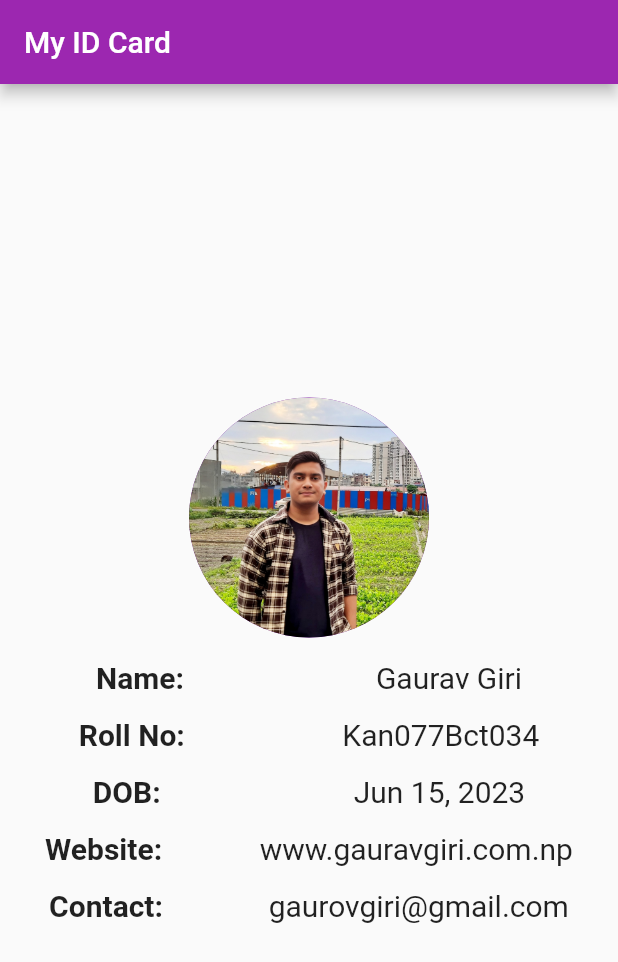
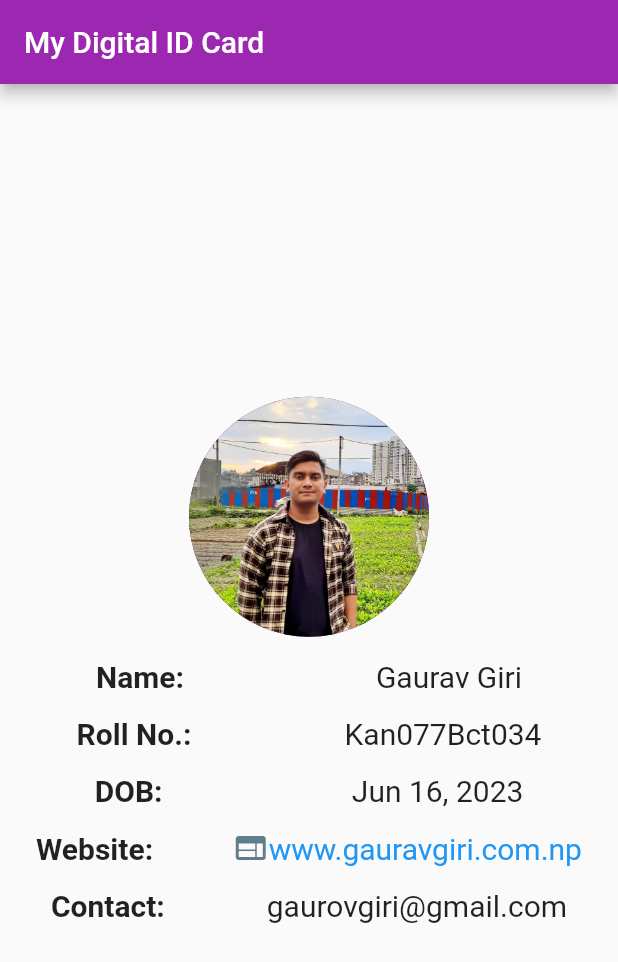
Before and after one commit to gaurovgiri/my-digital-id, a Flutter app: the screen it shows after launch, after a tap on "www.gauravgiri.com.np", on a phone screen of 412 x 824 dp. Shown: the top 962 px of the screen. Run offline on Flutter 3.47's test engine with Material 2 defaults, Android fonts, the phone set to English and light mode, and no system bars.

Commit message:
Refractor Code: Create new files to store constants

```diff
--- a/lib/card_design.dart
+++ b/lib/card_design.dart
@@ -1,5 +1,8 @@
+import 'package:digital_card/core/constants/app_images.dart';
 import 'package:flutter/material.dart';
 import 'package:url_launcher/url_launcher.dart';
+import 'core/constants/app_styles.dart';
+import 'core/constants/strings.dart';
 
 class CardDesign extends StatelessWidget {
   const CardDesign({super.key});
@@ -9,79 +12,77 @@ class CardDesign extends StatelessWidget {
     return Scaffold(
         // backgroundColor: Colors.cyan,
         appBar: AppBar(
-          title: const Text("My ID Card"),
+          title: const Text(Strings.appName),
           // backgroundColor: Colors.red,
         ),
         body: Center(
             child:
                 Column(mainAxisAlignment: MainAxisAlignment.center, children: [
-          CircleAvatar(
-              radius: 80, backgroundImage: AssetImage("assets/profile.jpg")),
-          SizedBox(height: 15),
+          const CircleAvatar(
+              radius: 80, backgroundImage: AssetImage(AppImages.profilePic)),
+          const SizedBox(height: 15),
+          Row(mainAxisAlignment: MainAxisAlignment.spaceAround, children: [
+            Text(Strings.name, style: AppStyles.mainHeading),
+            Text(
+              Strings.nameValue,
+              style: AppStyles.subHeading,
+            )
+          ]),
+          const SizedBox(height: 15),
+          Row(mainAxisAlignment: MainAxisAlignment.spaceAround, children: [
+            Text(Strings.rollNo, style: AppStyles.mainHeading),
+            Text(
+              Strings.rollNoValue,
+              style: AppStyles.subHeading,
+            )
+          ]),
+          const SizedBox(height: 15),
           Row(mainAxisAlignment: MainAxisAlignment.spaceAround, children: [
             Text(
-              "Name:",
-              style: TextStyle(fontSize: 20, fontWeight: FontWeight.bold),
+              Strings.dob,
+              style: AppStyles.mainHeading,
             ),
             Text(
-              "Gaurav Giri",
-              style: TextStyle(fontSize: 20),
+              Strings.dobValue,
+              style: AppStyles.subHeading,
             )
           ]),
-          SizedBox(height: 15),
-          Row(mainAxisAlignment: MainAxisAlignment.spaceAround, children: [
-            Text("Roll No:",
-                style: TextStyle(fontSize: 20, fontWeight: FontWeight.bold)),
-            Text(
-              "Kan077Bct034",
-              style: TextStyle(fontSize: 20),
-            )
-          ]),
-          SizedBox(height: 15),
+          const SizedBox(height: 15),
           Row(mainAxisAlignment: MainAxisAlignment.spaceAround, children: [
             Text(
-              "DOB:\t",
-              style: TextStyle(fontSize: 20, fontWeight: FontWeight.bold),
-            ),
-            Text(
-              "Jun 15, 2023",
-              style: TextStyle(fontSize: 20),
-            )
-          ]),
-          SizedBox(height: 15),
-          Row(mainAxisAlignment: MainAxisAlignment.spaceAround, children: [
-            Text(
-              "Website:\t",
-              style: TextStyle(fontSize: 20, fontWeight: FontWeight.bold),
+              Strings.website,
+              style: AppStyles.mainHeading,
             ),
             GestureDetector(
               onTap: () {
-                callToNumber(domain: "gauravgiri.com.np");
+                callToNumber(domain: Strings.websiteValue);
               },
-              child: Text(
-                "www.gauravgiri.com.np",
-                style: TextStyle(fontSize: 20),
+              child: const Row(
+                children: [
+                  Icon(
+                    Icons.web,
+                    color: Colors.blueGrey,
+                  ),
+                  Text(
+                    Strings.websiteValue,
+                    style: TextStyle(fontSize: 20, color: Colors.blue),
+                  ),
+                ],
               ),
             )
           ]),
-          SizedBox(height: 15),
+          const SizedBox(height: 15),
           Row(mainAxisAlignment: MainAxisAlignment.spaceAround, children: [
             Text(
-              "Contact:\t",
-              style: TextStyle(fontSize: 20, fontWeight: FontWeight.bold),
+              Strings.contact,
+              style: AppStyles.mainHeading,
             ),
             Text(
-              "gaurovgiri@gmail.com",
-              style: TextStyle(fontSize: 20),
+              Strings.contactValue,
+              style: AppStyles.subHeading,
             )
           ]),
         ])));
-  }
-
-  Future<void> _launchUrl(String url) async {
-    if (!await launchUrl(Uri.parse(url))) {
-      throw Exception('Could not launch $url');
-    }
   }
 
   callToNumber({required String domain}) async {
--- /dev/null
+++ b/lib/core/constants/app_images.dart
@@ -0,0 +1,5 @@
+class AppImages {
+  static const String profilePic = "assets/images/profile.jpg";
+  static const String workPlace = "assets/images/scada.jpg";
+  static const String friend = "assets/images/iza.jpg";
+}
--- /dev/null
+++ b/lib/core/constants/app_styles.dart
@@ -0,0 +1,12 @@
+import 'package:flutter/material.dart';
+
+class AppStyles {
+  static TextStyle get mainHeading =>
+      const TextStyle(fontSize: 20, fontWeight: FontWeight.bold);
+  static TextStyle get subHeading => const TextStyle(fontSize: 20);
+
+  /* static TextStyle mainHeading =
+      const TextStyle(fontSize: 20, fontWeight: FontWeight.bold);
+  static TextStyle subHeading = const TextStyle(fontSize: 20);
+  */
+}
--- /dev/null
+++ b/lib/core/constants/strings.dart
@@ -0,0 +1,15 @@
+class Strings {
+  static const String appName = "My Digital ID Card";
+
+  static const String name = "Name:";
+  static const String rollNo = "Roll No.:";
+  static const String contact = "Contact:";
+  static const String dob = "DOB:";
+  static const String website = "Website: ";
+
+  static const String nameValue = "Gaurav Giri";
+  static const String rollNoValue = "Kan077Bct034";
+  static const String dobValue = "Jun 16, 2023";
+  static const String websiteValue = "www.gauravgiri.com.np";
+  static const String contactValue = "gaurovgiri@gmail.com";
+}
--- a/lib/main.dart
+++ b/lib/main.dart
@@ -2,7 +2,7 @@ import 'package:flutter/material.dart';
 import 'card_design.dart';
 
 void main() {
-  runApp(MyDigitalCard());
+  runApp(const MyDigitalCard());
 }
 
 class MyDigitalCard extends StatelessWidget {
--- a/pubspec.yaml
+++ b/pubspec.yaml
@@ -64,6 +64,7 @@ flutter:
   # To add assets to your application, add an assets section, like this:
   assets:
     - assets/
+    - assets/images/
 
 
   # An image asset can refer to one or more resolution-specific "variants", see
```
Also changed, not shown: assets/images/iza.jpg (added), assets/images/profile.jpg (renamed from assets/profile.jpg), assets/images/scada.jpg (renamed from assets/scada.jpg).
